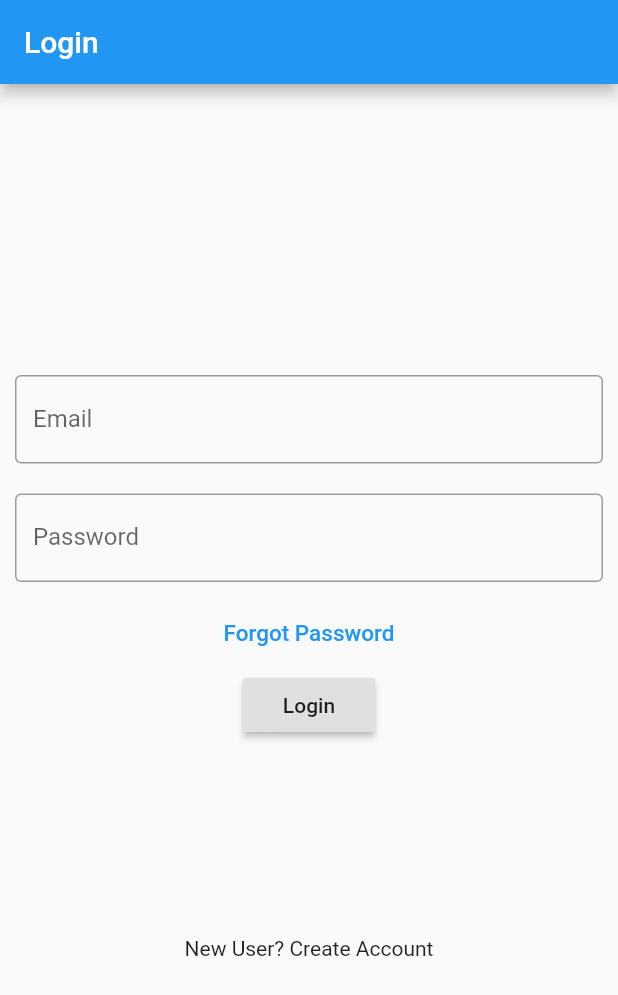
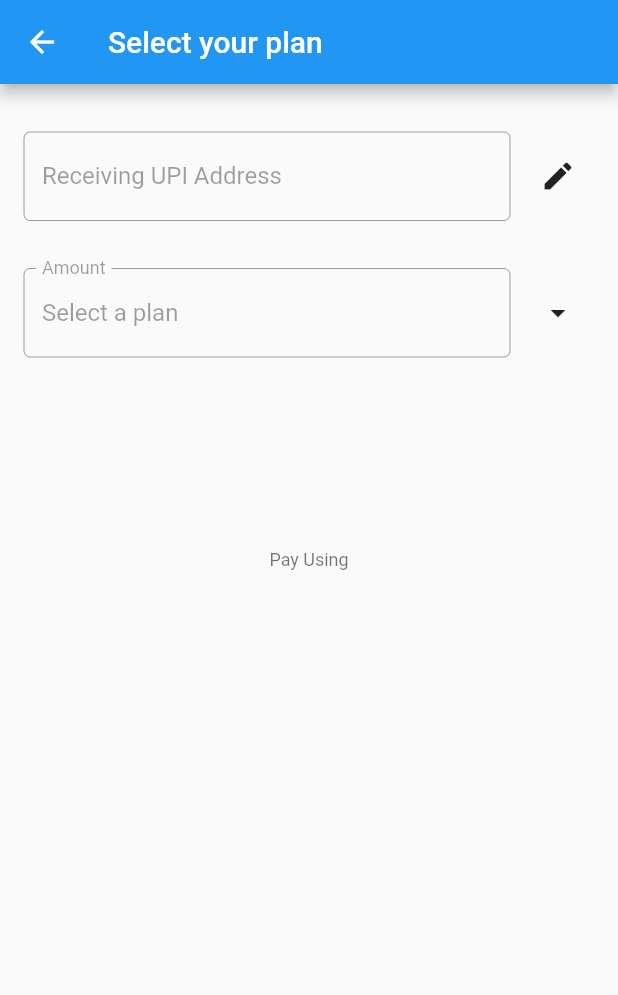
Before and after one commit to the-prof-paradox/Flutter_Prototype, a Flutter app: the screen it shows after launch, after a tap on "New User? Create Account", on a phone screen of 412 x 824 dp. Shown: the top 995 px of the screen. Run offline on Flutter 3.47's test engine with Material 2 defaults, Android fonts, the phone set to English and light mode, and no system bars; our stand-ins replace image_picker; missing offline and left inert: upi_pay.

Commit message:
Just a prototype for RBL project

```diff
--- a/lib/loginPage.dart
+++ b/lib/loginPage.dart
@@ -1,5 +1,6 @@
 import 'package:flutter/material.dart';
 import 'userInput.dart';
+import 'paymentGateway.dart';
 
 class LoginPage extends StatefulWidget {
   @override
@@ -77,13 +78,14 @@ class _LoginPageState extends State<LoginPage> {
                     ],
                   )
                   );
-                // Navigator.push(context, MaterialPageRoute(builder: (context) => Input()));
               }),
               SizedBox(
               height: 130,
             ),
             InkWell(
               onTap: (){
+                Navigator.push(context, MaterialPageRoute(builder: (context) => Payments()));
+
               },
               child: Text('New User? Create Account'),
             ),
--- a/lib/op.dart
+++ b/lib/op.dart
@@ -5,6 +5,9 @@ class Op extends StatelessWidget {
   @override
   Widget build(BuildContext context) {
     return Scaffold(
+      appBar: AppBar(
+        title: Text('Restored Photo!'),
+      ),
       body: Center(
         child: Column(
           mainAxisAlignment: MainAxisAlignment.center,
--- /dev/null
+++ b/lib/paymentGateway.dart
@@ -0,0 +1,285 @@
+import 'package:flutter/material.dart';
+import 'package:upi_pay/upi_pay.dart';
+import 'dart:math';
+
+class Payments extends StatefulWidget {
+  @override
+  _PaymentsState createState() => _PaymentsState();
+}
+
+class _PaymentsState extends State<Payments> {
+  String _upiAddrError;
+
+  final _upiAddressController = TextEditingController();
+  final _amountController = TextEditingController();
+
+  bool _isUpiEditable = false;
+  Future<List<ApplicationMeta>> _appsFuture;
+
+  @override
+  void initState() {
+    super.initState();
+
+    _amountController.text = 'Select a plan';
+    _appsFuture = UpiPay.getInstalledUpiApplications();
+  }
+
+  @override
+  void dispose() {
+    _amountController.dispose();
+    _upiAddressController.dispose();
+    super.dispose();
+  }
+
+  void _generateAmount() {
+    String plan = 'Select a plan';
+    showDialog(
+      context: context,
+      barrierDismissible: false,
+      child: AlertDialog(
+        title: Text('Subsciption Plan'),
+        scrollable: true,
+        actions: [
+          FlatButton(
+            onPressed: (){
+              setState(() {
+                _amountController.text = 'Select a plan';
+              });
+              Navigator.pop(context);
+            },
+            child: Text('Cancel'),
+          ),
+          FlatButton(
+            onPressed: (){
+              Navigator.pop(context);
+            },
+            child: Text('Ok'),
+          ),
+        ],
+        content: Column(
+          children: [
+            RadioListTile(
+              title: Text('Monthly: INR 200'),
+              value: '200.00',
+              groupValue: plan,
+              activeColor: Colors.blueAccent,
+
+              onChanged: (val){
+                setState(() {
+
+                  plan=val;
+                  _amountController.text = plan;
+                });
+              }
+            ),
+            RadioListTile(
+              title: Text('Quaterly: INR 500'),
+              value: '500.00',
+              groupValue: plan,
+              activeColor: Colors.blueAccent,
+
+              onChanged: (val){
+                setState(() {
+
+                  plan=val;
+                  _amountController.text = plan;
+                });
+              }
+            ),
+            RadioListTile(
+              title: Text('Annually: INR 2000'),
+              value: '2000.00',
+              groupValue: plan,
+              activeColor: Colors.blueAccent,
+
+              onChanged: (val){
+                setState(() {
+
+                  plan=val;
+                  _amountController.text = plan;
+                });
+              }
+            ),
+          ],
+        ),
+      ),
+      );
+  }
+
+  Future<void> _onTap(ApplicationMeta app) async {
+    final err = _validateUpiAddress(_upiAddressController.text);
+    if (err != null) {
+      setState(() {
+        _upiAddrError = err;
+      });
+      return;
+    }
+    setState(() {
+      _upiAddrError = null;
+    });
+
+    final transactionRef = Random.secure().nextInt(1 << 32).toString();
+    print("Starting transaction with id $transactionRef");
+
+    final a = await UpiPay.initiateTransaction(
+      amount: _amountController.text,
+      app: app.upiApplication,
+      receiverName: 'Sharad',
+      receiverUpiAddress: _upiAddressController.text,
+      transactionRef: transactionRef,
+      merchantCode: '7372',
+    );
+
+    print(a);
+  }
+
+  @override
+  Widget build(BuildContext context) {
+    return Scaffold(
+      appBar: AppBar(
+        title: Text('Select your plan'),
+      ),
+          body: Container(
+        padding: EdgeInsets.symmetric(horizontal: 16),
+        child: ListView(
+          children: <Widget>[
+            Container(
+              margin: EdgeInsets.only(top: 32),
+              child: Row(
+                children: <Widget>[
+                  Expanded(
+                    child: TextFormField(
+                      controller: _upiAddressController,
+                      enabled: _isUpiEditable,
+                      decoration: InputDecoration(
+                        border: OutlineInputBorder(),
+                        hintText: 'address@upi',
+                        labelText: 'Receiving UPI Address',
+                      ),
+                    ),
+                  ),
+                  Container(
+                    margin: EdgeInsets.only(left: 8),
+                    child: IconButton(
+                      icon: Icon(
+                        _isUpiEditable ? Icons.check : Icons.edit,
+                      ),
+                      onPressed: () {
+                        setState(() {
+                          _isUpiEditable = !_isUpiEditable;
+                        });
+                      },
+                    ),
+                  ),
+                ],
+              ),
+            ),
+            if (_upiAddrError != null)
+              Container(
+                margin: EdgeInsets.only(top: 4, left: 12),
+                child: Text(
+                  _upiAddrError,
+                  style: TextStyle(color: Colors.red),
+                ),
+              ),
+            Container(
+              margin: EdgeInsets.only(top: 32),
+              child: Row(
+                children: <Widget>[
+                  Expanded(
+                    child: TextField(
+                      controller: _amountController,
+                      readOnly: true,
+                      enabled: false,
+                      decoration: InputDecoration(
+                        border: OutlineInputBorder(),
+                        labelText: 'Amount',
+                      ),
+                    ),
+                  ),
+                  Container(
+                    margin: EdgeInsets.only(left: 8),
+                    child: IconButton(
+                      icon: Icon(Icons.arrow_drop_down),
+                      onPressed: _generateAmount,
+                    ),
+                  ),
+                ],
+              ),
+            ),
+            Container(
+              margin: EdgeInsets.only(top: 128, bottom: 32),
+              child: Column(
+                mainAxisSize: MainAxisSize.min,
+                children: <Widget>[
+                  Container(
+                    margin: EdgeInsets.only(bottom: 12),
+                    child: Text(
+                      'Pay Using',
+                      style: Theme.of(context).textTheme.caption,
+                    ),
+                  ),
+                  FutureBuilder<List<ApplicationMeta>>(
+                    future: _appsFuture,
+                    builder: (context, snapshot) {
+                      if (snapshot.connectionState != ConnectionState.done) {
+                        return Container();
+                      }
+
+                      return GridView.count(
+                        crossAxisCount: 2,
+                        shrinkWrap: true,
+                        mainAxisSpacing: 8,
+                        crossAxisSpacing: 8,
+                        childAspectRatio: 1.6,
+                        physics: NeverScrollableScrollPhysics(),
+                        children: snapshot.data
+                            .map((it) => Material(
+                                  key: ObjectKey(it.upiApplication),
+                                  color: Colors.grey[200],
+                                  child: InkWell(
+                                    onTap: () => _onTap(it),
+                                    child: Column(
+                                      mainAxisSize: MainAxisSize.min,
+                                      mainAxisAlignment: MainAxisAlignment.center,
+                                      children: <Widget>[
+                                        Image.memory(
+                                          it.icon,
+                                          width: 64,
+                                          height: 64,
+                                        ),
+                                        Container(
+                                          margin: EdgeInsets.only(top: 4),
+                                          child: Text(
+                                            it.upiApplication.getAppName(),
+                                          ),
+                                        ),
+                                      ],
+                                    ),
+                                  ),
+                                ))
+                            .toList(),
+                      );
+                    },
+                  ),
+                ],
+              ),
+            )
+          ],
+        ),
+      ),
+    );
+  }
+}
+
+String _validateUpiAddress(String value) {
+  if (value.isEmpty) {
+    return 'UPI Address is required.';
+  }
+
+  if (!UpiPay.checkIfUpiAddressIsValid(value)) {
+    return 'UPI Address is invalid.';
+  }
+
+  return null;
+}
--- a/lib/userInput.dart
+++ b/lib/userInput.dart
@@ -19,6 +19,9 @@ class _InputState extends State<Input> {
   @override
   Widget build(BuildContext context) {
     return Scaffold(
+      appBar: AppBar(
+        title: Text('Upload damaged photo'),
+      ),
       body: Center(
         child: Column(
           mainAxisAlignment: MainAxisAlignment.center,
--- a/pubspec.yaml
+++ b/pubspec.yaml
@@ -31,6 +31,7 @@ dependencies:
   image_picker:
   gallery_saver: ^2.0.1
   share:
+  upi_pay: ^0.2.0
 
 dev_dependencies:
   flutter_test:
```
Also changed, not shown: pubspec.lock.
